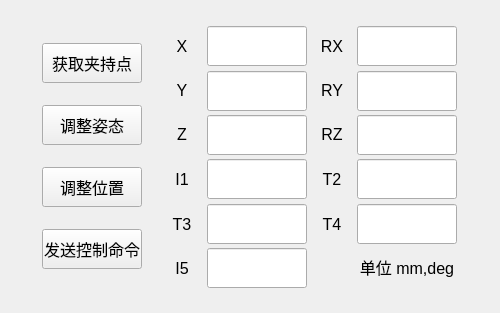
First picture: the form in ui/ui_file/auto_gripper.ui, repository Jiongyu/third_modular_robot, before the edit.
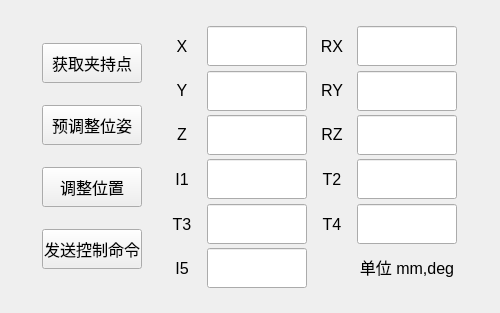
Second picture: the form after the edit.

Commit message: 修改自主抓夹调整策略

```diff
--- a/ui/ui_file/auto_gripper.ui
+++ b/ui/ui_file/auto_gripper.ui
@@ -104,7 +104,7 @@
           </font>
          </property>
          <property name="text">
-          <string>调整姿态</string>
+          <string>预调整位姿</string>
          </property>
         </widget>
        </item>
```
Left out of the diff: 8 changed lines with no effect on the pictures. The commit also changes 6 other files.
